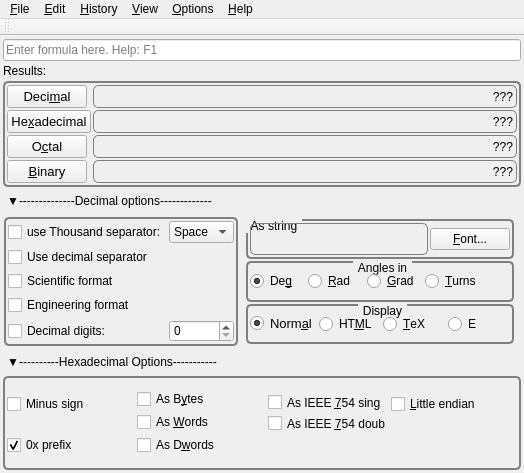
Above: FalconCalcQt/FalconCalcQt.ui from solyoma/FalconCalc before the change. Below: the same form after it.
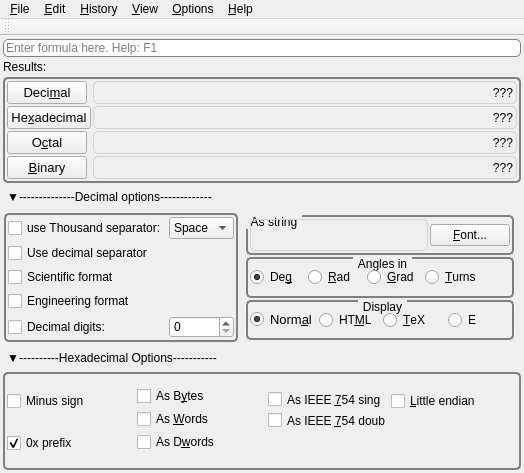
That is the form after the change. Icons and pictures are not drawn.

What changed in the file:
```diff
--- a/FalconCalcQt/FalconCalcQt.ui
+++ b/FalconCalcQt/FalconCalcQt.ui
@@ -36,13 +36,22 @@
      subcontrol-origin: margin;
      subcontrol-position: top ;
      padding: 0 3px;
-     /*background-color: qlineargradient(x1: 0, y1: 0, x2: 0, y2: 1,
-                                       stop: 0 #FF0ECE, stop: 1 #FFFFFF);*/
+    *background-color: qlineargradient(x1: 0, y1: 0, x2: 0, y2: 1,
+                                       stop: 0 #FF0ECE, stop: 1 #FFFFFF);
  }
 
 QFrame {
+	border: 1px solid lightgray;
+	border-radius:5px;
+}
+
+QLineEdit {
 	border: 1px solid gray;
 	border-radius:5px;
+}
+
+QLabelo::framel {
+	border-radius:5px;
 }</string>
   </property>
   <widget class="QWidget" name="centralWidget">
@@ -627,7 +636,7 @@
              <item>
               <widget class="QLabel" name="lblChars">
                <property name="frameShape">
-                <enum>QFrame::Box</enum>
+                <enum>QFrame::NoFrame</enum>
                </property>
                <property name="text">
                 <string/>
```
Left out of the diff: 24 changed lines with no effect on the pictures.
